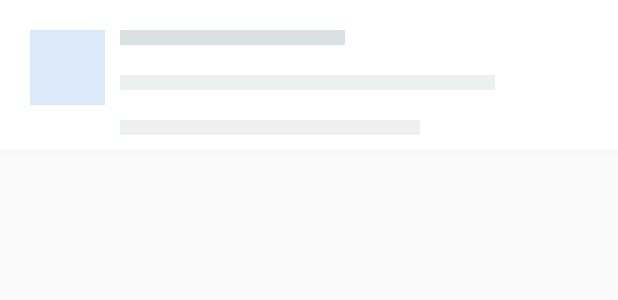
After one commit to ratanakpek/DaggerDemo, an Android app: the layout view_placeholder.xml on its own in the app's theme, with its tools: preview values and no code run, on a phone screen of 412 x 824 dp. The commit adds this screen. Shown: the top 300 px of the screen. Run offline under Robolectric (Android 15) with nearby library versions, the phone set to English and light mode, and no system bars.

Commit message:
Test with spruce layout

```diff
--- a/app/build.gradle
+++ b/app/build.gradle
@@ -4,7 +4,7 @@ android {
     compileSdkVersion 27
     defaultConfig {
         applicationId "delivery.food.daggerbutterknife"
-        minSdkVersion 15
+        minSdkVersion 16
         targetSdkVersion 27
         versionCode 1
         versionName "1.0"
@@ -45,4 +45,6 @@ dependencies {
     debugImplementation 'com.squareup.leakcanary:leakcanary-android:1.5.1'
     releaseImplementation 'com.squareup.leakcanary:leakcanary-android-no-op:1.5.1'
 
+    implementation 'com.willowtreeapps.spruce:spruce-android:1.0.1'
+
 }
--- /dev/null
+++ b/app/src/main/java/delivery/food/daggerbutterknife/utils/spruce/ExampleData.java
@@ -0,0 +1,4 @@
+package delivery.food.daggerbutterknife.utils.spruce;
+
+public class ExampleData {
+}
--- /dev/null
+++ b/app/src/main/res/layout/activity_spruce.xml
@@ -0,0 +1,6 @@
+<?xml version="1.0" encoding="utf-8"?>
+<android.support.v7.widget.RecyclerView
+    android:id="@+id/recyclerSpruce"
+    android:layout_width="match_parent"
+    android:layout_height="match_parent"
+    xmlns:android="http://schemas.android.com/apk/res/android" />
--- /dev/null
+++ b/app/src/main/res/layout/view_placeholder.xml
@@ -0,0 +1,86 @@
+<?xml version="1.0" encoding="utf-8"?>
+<!--
+  ~     Spruce
+  ~
+  ~     Copyright (c) 2017 WillowTree, Inc.
+  ~     Permission is hereby granted, free of charge, to any person obtaining a copy
+  ~     of this software and associated documentation files (the "Software"), to deal
+  ~     in the Software without restriction, including without limitation the rights
+  ~     to use, copy, modify, merge, publish, distribute, sublicense, and/or sell
+  ~     copies of the Software, and to permit persons to whom the Software is
+  ~     furnished to do so, subject to the following conditions:
+  ~     The above copyright notice and this permission notice shall be included in
+  ~     all copies or substantial portions of the Software.
+  ~     THE SOFTWARE IS PROVIDED "AS IS", WITHOUT WARRANTY OF ANY KIND, EXPRESS OR
+  ~     IMPLIED, INCLUDING BUT NOT LIMITED TO THE WARRANTIES OF MERCHANTABILITY,
+  ~     FITNESS FOR A PARTICULAR PURPOSE AND NONINFRINGEMENT. IN NO EVENT SHALL THE
+  ~     AUTHORS OR COPYRIGHT HOLDERS BE LIABLE FOR ANY CLAIM, DAMAGES OR OTHER
+  ~     LIABILITY, WHETHER IN AN ACTION OF CONTRACT, TORT OR OTHERWISE, ARISING FROM,
+  ~     OUT OF OR IN CONNECTION WITH THE SOFTWARE OR THE USE OR OTHER DEALINGS IN
+  ~     THE SOFTWARE.
+  ~
+  -->
+
+<RelativeLayout xmlns:android="http://schemas.android.com/apk/res/android"
+                android:id="@+id/placeholder_view"
+                android:layout_width="match_parent"
+                android:layout_height="wrap_content"
+                android:background="@color/white">
+
+    <View
+        android:id="@+id/square"
+        android:layout_width="50dp"
+        android:layout_height="50dp"
+        android:layout_alignParentLeft="true"
+        android:layout_alignParentStart="true"
+        android:layout_marginLeft="20dp"
+        android:layout_marginStart="20dp"
+        android:layout_marginTop="20dp"
+        android:background="@color/square_background"/>
+
+    <View
+        android:id="@+id/darker_gray_strip"
+        android:layout_width="150dp"
+        android:layout_height="10dp"
+        android:layout_marginLeft="10dp"
+        android:layout_marginStart="10dp"
+        android:layout_marginTop="20dp"
+        android:layout_toRightOf="@id/square"
+        android:layout_toEndOf="@id/square"
+        android:alpha="1"
+        android:background="@color/fake_paragraphs"/>
+
+    <View
+        android:id="@+id/secondary_gray_strip"
+        android:layout_width="250dp"
+        android:layout_height="10dp"
+        android:layout_below="@id/darker_gray_strip"
+        android:layout_marginLeft="10dp"
+        android:layout_marginStart="10dp"
+        android:layout_marginTop="20dp"
+        android:layout_toRightOf="@id/square"
+        android:layout_toEndOf="@id/square"
+        android:alpha="0.5"
+        android:background="@color/fake_paragraphs"/>
+
+    <View
+        android:id="@+id/tertiary_gray_strip"
+        android:layout_width="200dp"
+        android:layout_height="10dp"
+        android:layout_below="@id/secondary_gray_strip"
+        android:layout_marginStart="10dp"
+        android:layout_marginLeft="10dp"
+        android:layout_marginTop="20dp"
+        android:layout_toRightOf="@id/square"
+        android:layout_toEndOf="@id/square"
+        android:alpha="0.5"
+        android:background="@color/fake_paragraphs"/>
+
+    <View
+        android:layout_width="match_parent"
+        android:layout_height="3dp"
+        android:layout_below="@id/tertiary_gray_strip"
+        android:layout_marginTop="10dp"
+        android:background="@color/recycler_background" />
+
+</RelativeLayout>
--- a/app/src/main/res/values/colors.xml
+++ b/app/src/main/res/values/colors.xml
@@ -3,4 +3,13 @@
     <color name="colorPrimary">#3F51B5</color>
     <color name="colorPrimaryDark">#303F9F</color>
     <color name="colorAccent">#FF4081</color>
+
+    <color name="spruceViewColor">#4bc495</color>
+    <color name="white">#FFFFFF</color>
+    <color name="black">#000000</color>
+    <color name="lighter_gray">#DDDDDD</color>
+    <color name="darker_gray">#939393</color>
+    <color name="recycler_background">#F8F8F9</color>
+    <color name="fake_paragraphs">#D9E1E2</color>
+    <color name="square_background">#DBE9F9</color>
 </resources>
```
Also changed, not shown: app/src/main/AndroidManifest.xml (+4 -3 lines), app/src/main/java/delivery/food/daggerbutterknife/SpruceActivity.java (added, +119 -0 lines).
